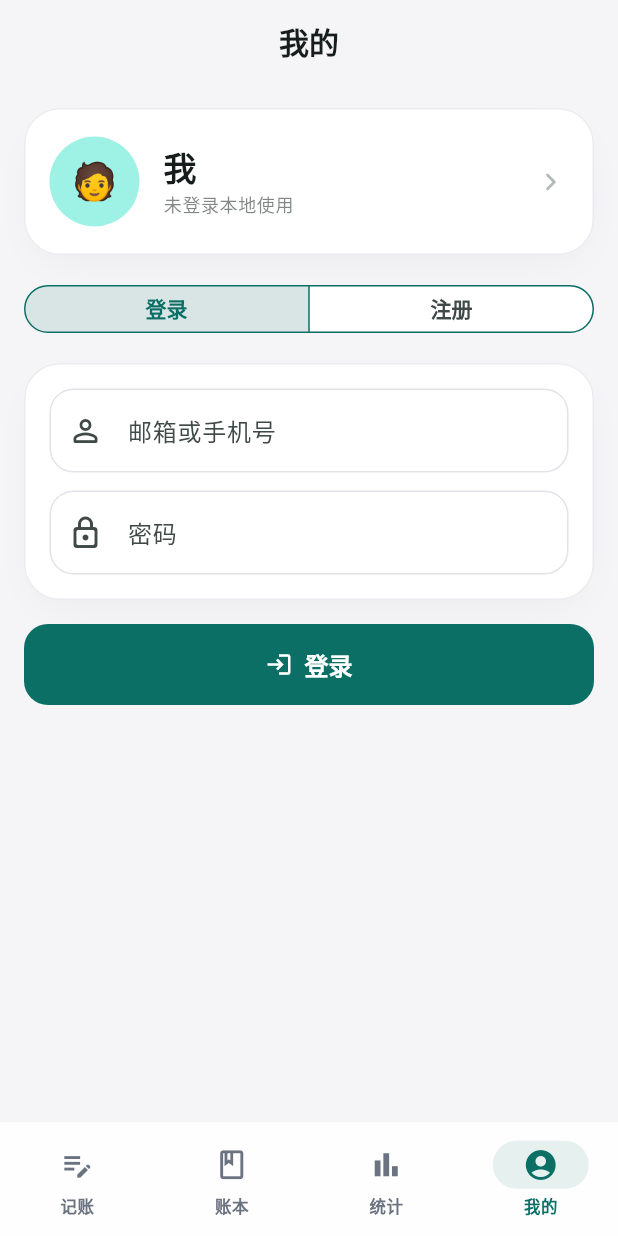
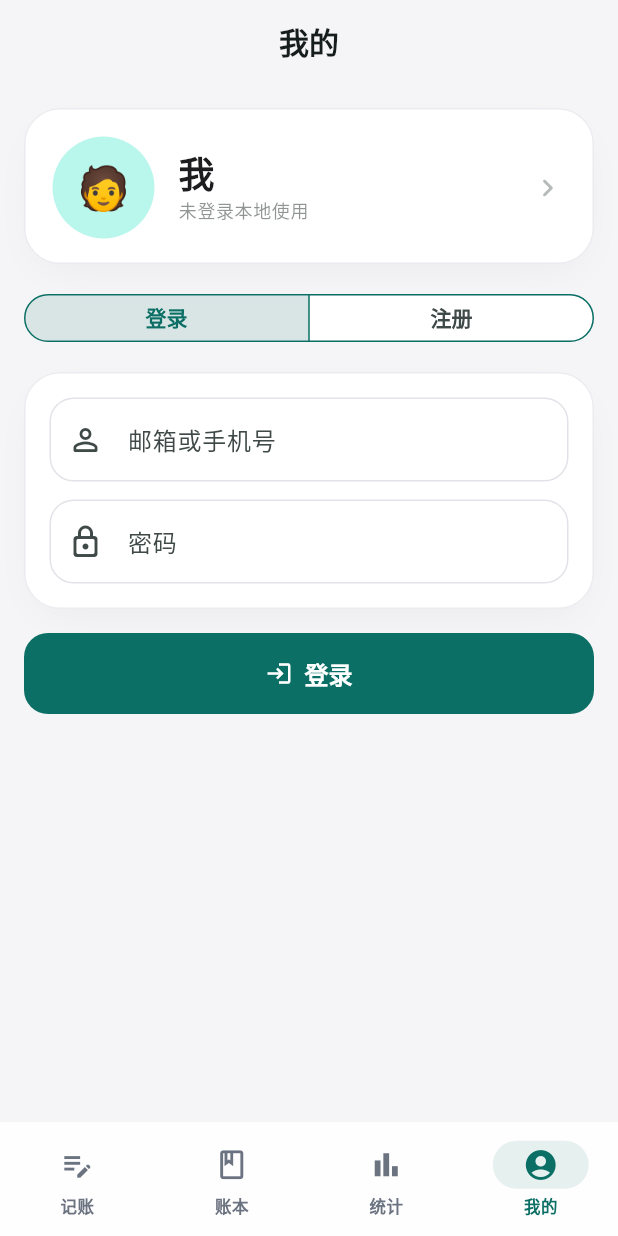
Before and after one commit to simon-996/simon_ledger_flutter, a Flutter app: the screen it shows after launch, item 4 of the bottom bar chosen, on a phone screen of 412 x 824 dp. Run offline on Flutter 3.47's test engine with Material 3 defaults, Android fonts, the phone set to English and light mode, and no system bars; our stand-ins replace app_links, connectivity_plus, dio, fl_chart, flutter_riverpod, riverpod_annotation and 2 more; missing offline and left inert: dart:html, gal; generated files the repository leaves out were written again.

Commit message:
style: refine account profile card

```diff
--- a/lib/features/auth/presentation/widgets/account_tab.dart
+++ b/lib/features/auth/presentation/widgets/account_tab.dart
@@ -10,6 +10,7 @@ import '../../../../core/services/cloud_import_service.dart';
 import '../../../../core/services/profile_sync_service.dart';
 import '../../../../core/services/sync_overview_service.dart';
 import '../../../../core/services/invite_link_service.dart';
+import '../../../../core/theme/app_theme.dart';
 import '../../../../core/widgets/app_components.dart';
 import '../../../ledgers/presentation/providers/ledger_provider.dart';
 import '../../../ledgers/presentation/providers/ledger_stats_provider.dart';
@@ -743,6 +744,7 @@ class _UnifiedProfileCardState extends ConsumerState<_UnifiedProfileCard> {
             _syncing || (widget.syncingProfile && profile.pendingSync);
 
         return AppSectionCard(
+          padding: EdgeInsets.zero,
           child: AppAnimatedSwitcher(
             child: _AccountLoadingOverlay(
               key: ValueKey(
@@ -750,22 +752,28 @@ class _UnifiedProfileCardState extends ConsumerState<_UnifiedProfileCard> {
               ),
               loading: syncing,
               message: '正在同步账户资料',
+              child: Tooltip(
+                message: '编辑账户资料',
                 child: InkWell(
-                borderRadius: BorderRadius.circular(18),
+                  borderRadius: BorderRadius.circular(AppTheme.radiusLarge),
                   onTap: () => _editProfile(profile),
                   child: Padding(
-                  padding: const EdgeInsets.symmetric(vertical: 2),
+                    padding: const EdgeInsets.fromLTRB(18, 18, 18, 16),
                     child: Column(
                       crossAxisAlignment: CrossAxisAlignment.stretch,
                       children: [
                         Row(
                           children: [
                             CircleAvatar(
-                            radius: 30,
-                            backgroundColor: colorScheme.primaryContainer,
+                              radius: 34,
+                              backgroundColor: colorScheme.primaryContainer
+                                  .withValues(alpha: 0.72),
                               child: Text(
                                 profile.personAvatar,
-                              style: Theme.of(context).textTheme.headlineSmall,
+                                style: Theme.of(context)
+                                    .textTheme
+                                    .headlineMedium
+                                    ?.copyWith(fontWeight: FontWeight.w700),
                               ),
                             ),
                             const SizedBox(width: 16),
@@ -777,10 +785,15 @@ class _UnifiedProfileCardState extends ConsumerState<_UnifiedProfileCard> {
                                     profile.normalizedNickname,
                                     maxLines: 1,
                                     overflow: TextOverflow.ellipsis,
-                                  style: Theme.of(context).textTheme.titleLarge
-                                      ?.copyWith(fontWeight: FontWeight.w900),
-                                ),
-                                const SizedBox(height: 3),
+                                    style: Theme.of(context)
+                                        .textTheme
+                                        .headlineSmall
+                                        ?.copyWith(
+                                          fontWeight: FontWeight.w900,
+                                          height: 1.06,
+                                        ),
+                                  ),
+                                  const SizedBox(height: 5),
                                   Text(
                                     widget.account ??
                                         (widget.isSignedIn ? '已登录' : '未登录本地使用'),
@@ -789,7 +802,7 @@ class _UnifiedProfileCardState extends ConsumerState<_UnifiedProfileCard> {
                                     style: Theme.of(context).textTheme.bodySmall
                                         ?.copyWith(
                                           color: colorScheme.onSurfaceVariant
-                                            .withValues(alpha: 0.66),
+                                              .withValues(alpha: 0.58),
                                           fontWeight: FontWeight.w500,
                                         ),
                                   ),
@@ -805,13 +818,16 @@ class _UnifiedProfileCardState extends ConsumerState<_UnifiedProfileCard> {
                           ],
                         ),
                         if (profile.pendingSync && !syncing) ...[
-                        const SizedBox(height: 12),
+                          const SizedBox(height: 14),
                           _ProfileSyncBanner(
                             errorText: profile.syncError,
-                          onRetry: widget.isSignedIn ? _retrySyncProfile : null,
-                        ),
-                      ],
-                    ],
+                            onRetry: widget.isSignedIn
+                                ? _retrySyncProfile
+                                : null,
+                          ),
+                        ],
+                      ],
+                    ),
                   ),
                 ),
               ),
@@ -922,14 +938,16 @@ class _ProfileSyncBanner extends StatelessWidget {
     return Container(
       padding: const EdgeInsets.all(12),
       decoration: BoxDecoration(
-        color: colorScheme.tertiaryContainer,
-        borderRadius: BorderRadius.circular(12),
+        color: colorScheme.tertiaryContainer.withValues(alpha: 0.46),
+        borderRadius: BorderRadius.circular(16),
+        border: Border.all(color: colorScheme.tertiary.withValues(alpha: 0.18)),
       ),
       child: Row(
         crossAxisAlignment: CrossAxisAlignment.start,
         children: [
           Icon(
             Icons.cloud_off_outlined,
+            size: 20,
             color: colorScheme.onTertiaryContainer,
           ),
           const SizedBox(width: 10),
```
Also changed, not shown: 2 other files. Lines whose indentation alone changed are shown as unchanged.
